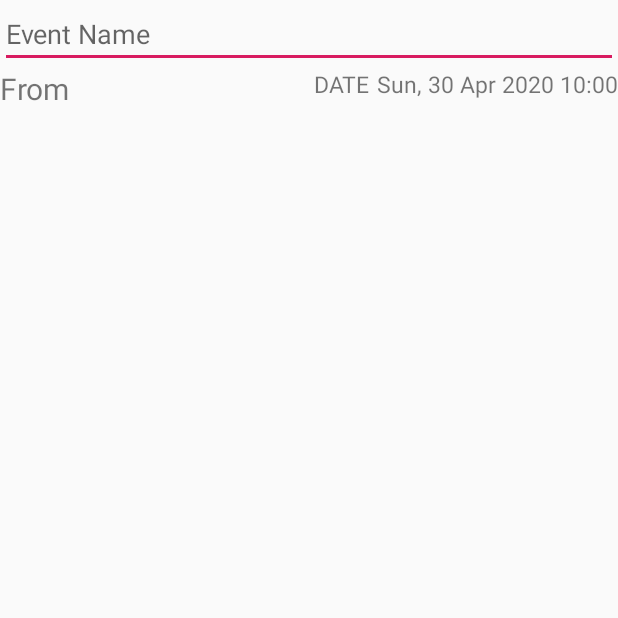
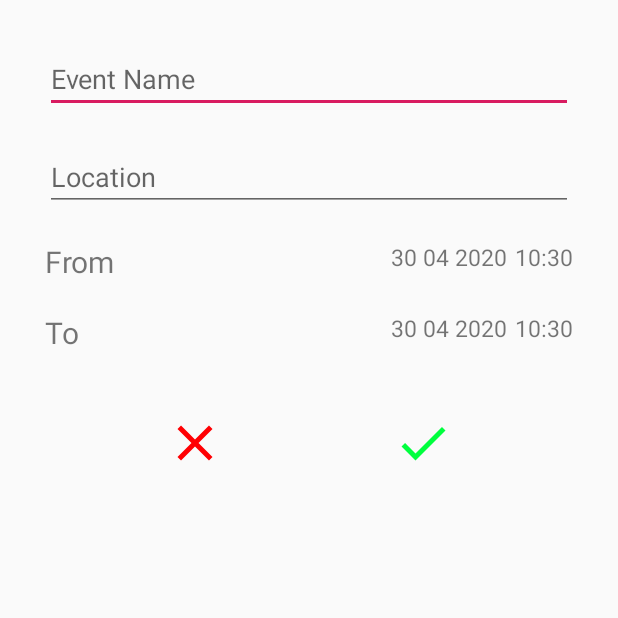
Before and after one commit to AVM-Martin/Mobile-Matched, an Android app: the AddActivity screen opened directly, with no data from a screen before it, on a phone screen of 412 x 824 dp, the top half of it. Run offline under Robolectric (Android 15) with nearby library versions, the phone set to English and light mode, and no system bars.

Commit message:
UI Add Event 2

```diff
--- a/app/src/main/java/id/my/avmmartin/matched/data/db/model/Schedule.java
+++ b/app/src/main/java/id/my/avmmartin/matched/data/db/model/Schedule.java
@@ -93,14 +93,18 @@ public class Schedule {
 
     private void setName(String name) throws Exception {
         if (name.equals("")) {
-            throw new Exception();
+            this.name = "No Title";
         } else {
             this.name = name;
         }
     }
 
     private void setLocation(String location) throws Exception {
-        this.location = location;
+        if(location.equals("")) {
+            this.location = "No Location";
+        } else {
+            this.location = location;
+        }
     }
 
     private void setStartTime(Calendar startTime) throws Exception {
--- a/app/src/main/java/id/my/avmmartin/matched/ui/schedule/add/AddActivity.java
+++ b/app/src/main/java/id/my/avmmartin/matched/ui/schedule/add/AddActivity.java
@@ -7,19 +7,30 @@ import android.content.Intent;
 import android.os.Bundle;
 import android.view.View;
 import android.widget.DatePicker;
+import android.widget.EditText;
+import android.widget.ImageButton;
 import android.widget.TextView;
 import android.widget.TimePicker;
+import android.widget.Toast;
 
 import java.text.SimpleDateFormat;
 import java.util.Calendar;
 
 import id.my.avmmartin.matched.R;
+import id.my.avmmartin.matched.data.db.ScheduleManager;
+import id.my.avmmartin.matched.data.db.model.Schedule;
 import id.my.avmmartin.matched.ui.base.BaseActivity;
+import id.my.avmmartin.matched.ui.schedule.view.Activity;
+import id.my.avmmartin.matched.utils.CommonUtils;
 
-public class AddActivity extends BaseActivity<Presenter> implements MVPView {
+public class AddActivity extends BaseActivity<Presenter> implements MVPView, View.OnClickListener {
 
-    TextView tvStartDate, tvStartTime;
-    Calendar calendar = Calendar.getInstance();
+    EditText etEventName, etEventLocation;
+    TextView tvEventStartDate, tvEventStartTime;
+    TextView tvEventEndDate, tvEventEndTime;
+    ImageButton ibCancelSchedule, ibAddSchedule;
+    Calendar startTime = Calendar.getInstance();
+    Calendar endTime = Calendar.getInstance();
 
     @Override
     protected void onCreate(Bundle savedInstanceState) {
@@ -27,14 +38,27 @@ public class AddActivity extends BaseActivity<Presenter> implements MVPView {
         super.onCreate(savedInstanceState);
 
 
+
     }
 
 
     @Override
     protected void initComponents() {
-        tvStartDate = findViewById(R.id.tvStartDate);
-        tvStartTime = findViewById(R.id.tvStartTime);
+        etEventName = findViewById(R.id.etEventName);
+        etEventLocation = findViewById(R.id.etEventLocation);
 
+        tvEventStartDate = findViewById(R.id.tvEventStartDate);
+        tvEventStartTime = findViewById(R.id.tvEventStartTime);
+        tvEventStartDate.setText(CommonUtils.toDateFormat(startTime));
+        tvEventStartTime.setText(CommonUtils.toTimeFormat(startTime));
+
+        tvEventEndDate = findViewById(R.id.tvEventEndDate);
+        tvEventEndTime = findViewById(R.id.tvEventEndTime);
+        tvEventEndDate.setText(CommonUtils.toDateFormat(endTime));
+        tvEventEndTime.setText(CommonUtils.toTimeFormat(endTime));
+
+        ibAddSchedule = findViewById(R.id.ibAddSchedule);
+        ibCancelSchedule = findViewById(R.id.ibCancelSchedule);
     }
 
     @Override
@@ -44,7 +68,8 @@ public class AddActivity extends BaseActivity<Presenter> implements MVPView {
 
     @Override
     protected void setEvents() {
-
+        ibCancelSchedule.setOnClickListener(this);
+        ibAddSchedule.setOnClickListener(this);
     }
 
     @Override
@@ -53,7 +78,7 @@ public class AddActivity extends BaseActivity<Presenter> implements MVPView {
     }
 
 
-    public void setStartDate(View view) {
+    public void setDate(View view, final Calendar calendar, final TextView fill) {
 
         DatePickerDialog datePickerDialog = new DatePickerDialog(AddActivity.this, new DatePickerDialog.OnDateSetListener() {
             @Override
@@ -61,8 +86,7 @@ public class AddActivity extends BaseActivity<Presenter> implements MVPView {
                 calendar.set(Calendar.YEAR, year);
                 calendar.set(Calendar.MONTH, month);
                 calendar.set(Calendar.DAY_OF_MONTH, dayOfMonth);
-                SimpleDateFormat df = new SimpleDateFormat("dd MMMM yyyy");
-                tvStartDate.setText(df.format(calendar.getTime()));
+                fill.setText(CommonUtils.toDateFormat(calendar));
             }
         },
             calendar.get(Calendar.YEAR),
@@ -72,11 +96,13 @@ public class AddActivity extends BaseActivity<Presenter> implements MVPView {
         datePickerDialog.show();
     }
 
-    public void setStartTime(View view) {
+    public void setTime(View view, final Calendar calendar, final TextView fill) {
         TimePickerDialog timePickerDialog = new TimePickerDialog(AddActivity.this, new TimePickerDialog.OnTimeSetListener() {
             @Override
             public void onTimeSet(TimePicker view, int hourOfDay, int minute) {
-                tvStartTime.setText(hourOfDay + ":" + minute);
+                calendar.set(Calendar.HOUR, hourOfDay);
+                calendar.set(Calendar.MINUTE, minute);
+                fill.setText(CommonUtils.toTimeFormat(calendar));
             }
         },
             calendar.get(Calendar.HOUR),
@@ -86,4 +112,40 @@ public class AddActivity extends BaseActivity<Presenter> implements MVPView {
 
         timePickerDialog.show();
     }
+
+    public void setStartDate(View view) {
+        setDate(view, startTime, tvEventStartDate);
+    }
+
+    public void setStartTime(View view) {
+        setTime(view, startTime, tvEventStartTime);
+    }
+
+    public void setEndDate(View view) {
+        setDate(view, endTime, tvEventEndDate);
+    }
+
+    public void setEndTime(View view) {
+        setTime(view, endTime, tvEventEndTime);
+    }
+
+    @Override
+    public void onClick(View v) {
+        if(v.getId() == ibAddSchedule.getId()) {
+            try {
+                Schedule schedule = new Schedule(etEventName.getText().toString(), etEventLocation.getText().toString(), startTime, endTime);
+                ScheduleManager scheduleManager = new ScheduleManager(this);
+                scheduleManager.insertSchedule(schedule);
+            } catch (Exception e) {
+                e.printStackTrace();
+            }
+        }
+        else if(v.getId() == ibCancelSchedule.getId()) {
+
+        }
+        Intent intent = new Intent(this, Activity.class);
+        intent.setFlags(Intent.FLAG_ACTIVITY_CLEAR_TOP);
+        startActivity(intent);
+
+    }
 }
--- /dev/null
+++ b/app/src/main/res/drawable/cancel_24dp.xml
@@ -0,0 +1,5 @@
+<vector android:height="24dp" android:tint="#FF0003"
+    android:viewportHeight="24.0" android:viewportWidth="24.0"
+    android:width="24dp" xmlns:android="http://schemas.android.com/apk/res/android">
+    <path android:fillColor="#FF000000" android:pathData="M19,6.41L17.59,5 12,10.59 6.41,5 5,6.41 10.59,12 5,17.59 6.41,19 12,13.41 17.59,19 19,17.59 13.41,12z"/>
+</vector>
--- /dev/null
+++ b/app/src/main/res/drawable/check_24dp.xml
@@ -0,0 +1,5 @@
+<vector android:height="24dp" android:tint="#00FF3E"
+    android:viewportHeight="24.0" android:viewportWidth="24.0"
+    android:width="24dp" xmlns:android="http://schemas.android.com/apk/res/android">
+    <path android:fillColor="#FF000000" android:pathData="M9,16.17L4.83,12l-1.42,1.41L9,19 21,7l-1.41,-1.41z"/>
+</vector>
--- a/app/src/main/res/layout/activity_add.xml
+++ b/app/src/main/res/layout/activity_add.xml
@@ -5,18 +5,28 @@
     android:layout_width="match_parent"
     android:layout_height="match_parent"
     android:orientation="vertical"
-    tools:context=".ui.schedule.add.AddActivity">
+    tools:context=".ui.schedule.add.AddActivity"
+    android:layout_margin="20dp">
 
     <EditText
         android:id="@+id/etEventName"
         android:layout_width="match_parent"
         android:layout_height="wrap_content"
-        android:hint="Event Name"/>
+        android:hint="Event Name"
+        android:layout_margin="10dp"/>
+
+    <EditText
+        android:id="@+id/etEventLocation"
+        android:layout_width="match_parent"
+        android:layout_height="wrap_content"
+        android:hint="Location"
+        android:layout_margin="10dp"/>
 
     <RelativeLayout
         android:layout_width="match_parent"
         android:layout_height="wrap_content"
-        android:orientation="horizontal">
+        android:orientation="horizontal"
+        android:layout_margin="10dp">
 
         <TextView
             android:layout_width="wrap_content"
@@ -26,29 +36,81 @@
             android:layout_alignParentLeft="true"/>
 
         <TextView
-            android:id="@+id/tvStartDate"
+            android:id="@+id/tvEventStartDate"
             android:layout_width="wrap_content"
             android:layout_height="wrap_content"
-            android:text="DATE"
             android:textSize="15sp"
             android:gravity="right"
-            android:layout_toLeftOf="@id/tvStartTime"
+            android:layout_toLeftOf="@id/tvEventStartTime"
             android:paddingRight="5dp"
             android:onClick="setStartDate"/>
 
         <TextView
-            android:id="@+id/tvStartTime"
+            android:id="@+id/tvEventStartTime"
             android:layout_width="wrap_content"
             android:layout_height="wrap_content"
-            android:text="Sun, 30 Apr 2020 10:00"
             android:textSize="15sp"
             android:gravity="right"
             android:layout_alignParentRight="true"
             android:onClick="setStartTime"/>
     </RelativeLayout>
 
-    <TextView
-        android:layout_width="wrap_content"
-        android:layout_height="wrap_content" />
+    <RelativeLayout
+        android:layout_width="match_parent"
+        android:layout_height="wrap_content"
+        android:orientation="horizontal"
+        android:layout_margin="10dp">
+
+        <TextView
+            android:layout_width="wrap_content"
+            android:layout_height="wrap_content"
+            android:text="To"
+            android:textSize="20sp"
+            android:layout_alignParentStart="true" />
+
+        <TextView
+            android:id="@+id/tvEventEndDate"
+            android:layout_width="wrap_content"
+            android:layout_height="wrap_content"
+            android:textSize="15sp"
+            android:gravity="right"
+            android:layout_toLeftOf="@id/tvEventEndTime"
+            android:paddingRight="5dp"
+            android:onClick="setEndDate"/>
+
+        <TextView
+            android:id="@+id/tvEventEndTime"
+            android:layout_width="wrap_content"
+            android:layout_height="wrap_content"
+            android:textSize="15sp"
+            android:gravity="right"
+            android:layout_alignParentRight="true"
+            android:onClick="setEndTime"/>
+    </RelativeLayout>
+
+    <RelativeLayout
+        android:layout_width="match_parent"
+        android:layout_height="wrap_content"
+        android:layout_marginTop="30dp"
+        android:layout_marginLeft="90dp"
+        android:layout_marginRight="90dp">
+
+        <ImageButton
+            android:id="@+id/ibCancelSchedule"
+            android:layout_width="40dp"
+            android:layout_height="40dp"
+            android:background="@drawable/cancel_24dp"
+            android:layout_alignParentStart="true"/>
+
+        <ImageButton
+            android:id="@+id/ibAddSchedule"
+            android:layout_width="40dp"
+            android:layout_height="40dp"
+            android:background="@drawable/check_24dp"
+            android:layout_alignParentEnd="true"/>
+
+    </RelativeLayout>
+
+
 
 </LinearLayout>
```
